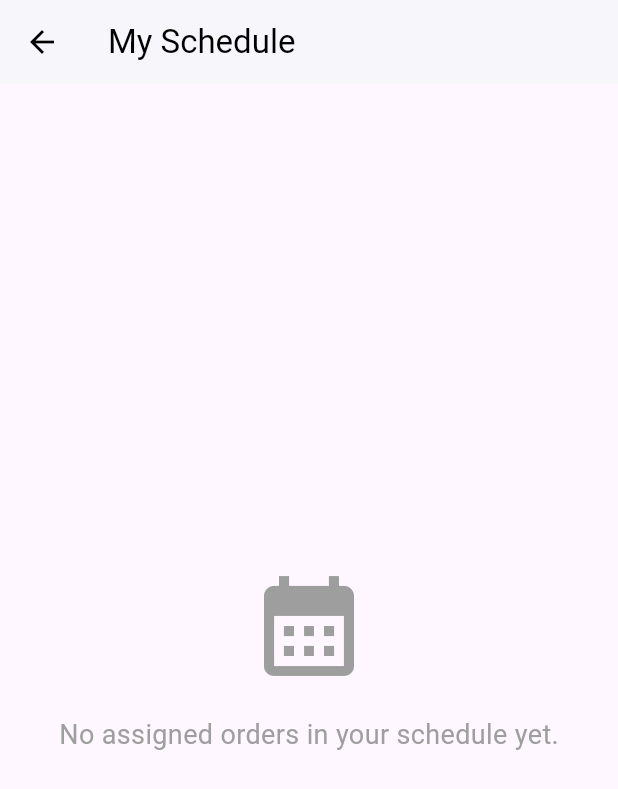
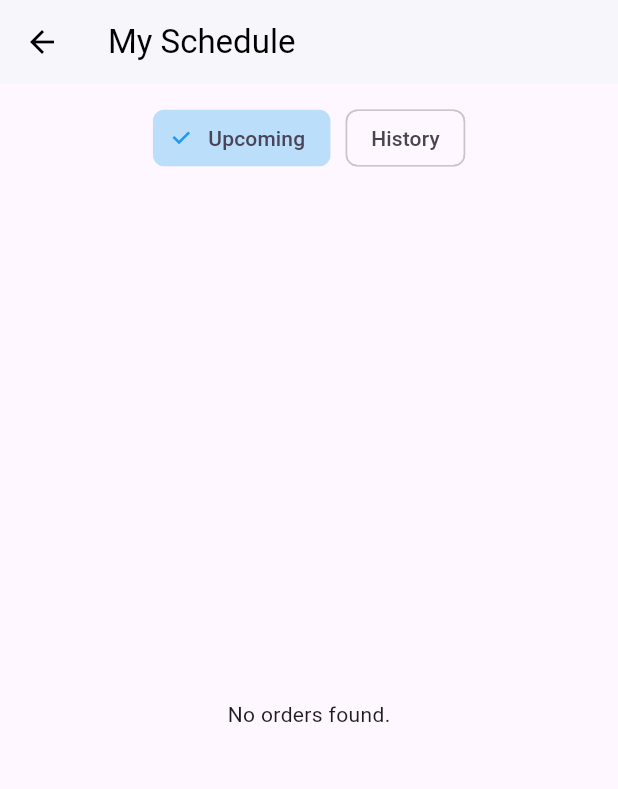
Before and after one commit to momna-ahmad/homifix-app, a Flutter app: the ProfessionalSchedule screen opened directly with empty values, on a phone screen of 412 x 824 dp. Shown: the top 789 px of the screen. Run offline on Flutter 3.47's test engine with Material 3 defaults, Android fonts, the phone set to English and light mode, and no system bars; our stand-ins replace cloud_firestore, firebase_analytics, firebase_auth, firebase_core, firebase_messaging, flutter_dotenv and 12 more; accounts and stored records are empty.

Commit message:
imporoved scheduleOrdersPage

```diff
--- a/lib/professionalSchedule.dart
+++ b/lib/professionalSchedule.dart
@@ -50,31 +50,28 @@ void _scheduleOrderReminder ({
 
 //widget code
 
-class ProfessionalSchedule extends StatelessWidget {
-  final String userId; // Parameter to receive the professional's user ID
+class ProfessionalSchedule extends StatefulWidget {
+  final String userId;
 
   const ProfessionalSchedule({super.key, required this.userId});
 
-  // Helper function to fetch the user document from Firestore
+  @override
+  State<ProfessionalSchedule> createState() => _ProfessionalScheduleState();
+}
+class _ProfessionalScheduleState extends State<ProfessionalSchedule> {
+  String selectedFilter = 'upcoming'; // 'upcoming' or 'history'
+
   Future<DocumentSnapshot<Map<String, dynamic>>> _fetchUserOrders() {
-    return FirebaseFirestore.instance.collection('users').doc(userId).get();
+    return FirebaseFirestore.instance.collection('users').doc(widget.userId).get();
   }
 
-  // Helper function to parse date and time strings into a single DateTime object for sorting
   static DateTime? _parseDateTime(String? dateString, String? timeString) {
-    if (dateString == null || timeString == null) {
-      return null; // Cannot parse if parts are missing
-    }
+    if (dateString == null || timeString == null) return null;
     try {
-      // Combines date and time strings (e.g., "2025-06-10" + "10:30 AM")
-      final String dateTimeCombined = '$dateString $timeString';
-      // Parses the combined string into a DateTime object
-      // "yyyy-MM-dd" for date part, "hh:mm a" for 12-hour time with AM/PM
-      return DateFormat("yyyy-MM-dd hh:mm a").parse(dateTimeCombined);
+      return DateFormat("yyyy-MM-dd hh:mm a").parse('$dateString $timeString');
     } catch (e) {
-      // Print error if parsing fails, useful for debugging inconsistent data formats
-      print('Error parsing date/time "$dateString $timeString": $e');
-      return null; // Return null if parsing fails
+      print('Error parsing: $e');
+      return null;
     }
   }
 
@@ -82,126 +79,114 @@ class ProfessionalSchedule extends StatelessWidget {
   Widget build(BuildContext context) {
     return Scaffold(
       appBar: AppBar(
-        title: const Text(
-          'My Schedule',
-          style: TextStyle(color: Colors.black),
-        ),
-        centerTitle: false, // Aligns title to the left
+        title: const Text('My Schedule', style: TextStyle(color: Colors.black)),
         backgroundColor: Colors.white,
-        iconTheme: const IconThemeData(color: Colors.black), // back button & icons
-        elevation: 1, // optional subtle shadow
+        iconTheme: const IconThemeData(color: Colors.black),
+        elevation: 1,
       ),
 
-      body: FutureBuilder<DocumentSnapshot<Map<String, dynamic>>>(
-        future: _fetchUserOrders(), // Call the async function to get user data
-        builder: (context, snapshot) {
-          // --- 1. Error Handling ---
-          if (snapshot.hasError) {
-            return Center(
-              child: Text(
-                'Error: ${snapshot.error}',
-                style: const TextStyle(color: Colors.red, fontSize: 16),
-              ),
-            );
-          }
-
-          // --- 2. Loading State ---
-          if (snapshot.connectionState == ConnectionState.waiting) {
-            return const Center(
-              child: CircularProgressIndicator(
-                valueColor: AlwaysStoppedAnimation<Color>(Colors.blueAccent),
-              ),
-            );
-          }
-
-          // --- 3. No User Data / User Not Found ---
-          if (!snapshot.hasData || !snapshot.data!.exists || snapshot.data!.data() == null) {
-            return const Center(
-              child: Column(
+      body: Column(
+        children: [
+          // --- Filter Buttons ---
+          Padding(
+            padding: const EdgeInsets.all(12.0),
+            child: Row(
               mainAxisAlignment: MainAxisAlignment.center,
               children: [
-                  Icon(Icons.person_off, size: 80, color: Colors.grey),
-                  SizedBox(height: 20),
-                  Text(
-                    'Professional profile not found or no data available.',
-                    style: TextStyle(fontSize: 18, color: Colors.grey),
+                FilterChip(
+                  label: const Text('Upcoming'),
+                  selected: selectedFilter == 'upcoming',
+                  onSelected: (_) {
+                    setState(() {
+                      selectedFilter = 'upcoming';
+                    });
+                  },
+                  selectedColor: Colors.blue.shade100,
+                  checkmarkColor: Colors.blue,
+                ),
+                const SizedBox(width: 10),
+                FilterChip(
+                  label: const Text('History'),
+                  selected: selectedFilter == 'history',
+                  onSelected: (_) {
+                    setState(() {
+                      selectedFilter = 'history';
+                    });
+                  },
+                  selectedColor: Colors.blue.shade100,
+                  checkmarkColor: Colors.blue,
                 ),
               ],
             ),
-            );
+          ),
+
+          // --- Orders List ---
+          Expanded(
+            child: FutureBuilder<DocumentSnapshot<Map<String, dynamic>>>(
+              future: _fetchUserOrders(),
+              builder: (context, snapshot) {
+                if (snapshot.hasError) {
+                  return const Center(child: Text('Error loading data'));
+                }
+                if (snapshot.connectionState == ConnectionState.waiting) {
+                  return const Center(child: CircularProgressIndicator());
                 }
 
-          // --- 4. Extracting and Sorting Orders ---
-          final userData = snapshot.data!.data()!;
-          // Safely get the 'assignedOrders' array (or whatever field name you use)
-          final List<dynamic> rawOrders = userData['orders'] ?? [];
+                final userData = snapshot.data?.data();
+                final List<dynamic> rawOrders = userData?['orders'] ?? [];
+                List<Map<String, dynamic>> orders = rawOrders.whereType<Map<String, dynamic>>().toList();
 
-          // Cast to List<Map<String, dynamic>> and filter out any non-map items
-          List<Map<String, dynamic>> orders = rawOrders
-              .whereType<Map<String, dynamic>>() // Ensures only maps are processed
-              .toList();
-
-          if (orders.isEmpty) {
-            return const Center(
-              child: Column(
-                mainAxisAlignment: MainAxisAlignment.center,
-                children: [
-                  Icon(Icons.calendar_month, size: 80, color: Colors.grey),
-                  SizedBox(height: 20),
-                  Text(
-                    'No assigned orders in your schedule yet.',
-                    style: TextStyle(fontSize: 18, color: Colors.grey),
-                  ),
-                ],
-              ),
-            );
-          }
-
-          // Sort the orders list by date and time
+                // Sort by date
                 orders.sort((a, b) {
-            final DateTime? dateTimeA = _parseDateTime(a['date'] as String?, a['time'] as String?);
-            final DateTime? dateTimeB = _parseDateTime(b['date'] as String?, b['time'] as String?);
-
-            // Handle cases where parsing fails (e.g., missing or invalid date/time strings)
-            // Nulls will be treated as later, pushing them to the end of the sorted list
-            if (dateTimeA == null && dateTimeB == null) return 0;
-            if (dateTimeA == null) return 1; // 'a' comes after 'b' (a is null)
-            if (dateTimeB == null) return -1; // 'a' comes before 'b' (b is null)
-
-            // Actual comparison of valid DateTime objects
+                  final dateTimeA = _parseDateTime(a['date'], a['time']);
+                  final dateTimeB = _parseDateTime(b['date'], b['time']);
+                  if (dateTimeA == null) return 1;
+                  if (dateTimeB == null) return -1;
                   return dateTimeA.compareTo(dateTimeB);
                 });
 
-          // --- 5. Displaying the Sorted Schedule ---
-          return ListView.separated(
-            padding: const EdgeInsets.all(16.0),
-            itemCount: orders.length,
-            separatorBuilder: (context, index) => const SizedBox(height: 12), // Space between cards
+                // Filter orders
+                final now = DateTime.now();
+                List<Map<String, dynamic>> filteredOrders = orders.where((order) {
+                  final orderDateTime = _parseDateTime(order['date'], order['time']);
+                  if (orderDateTime == null) return false;
+                  if (selectedFilter == 'upcoming') {
+                    return orderDateTime.isAfter(now);
+                  } else {
+                    return orderDateTime.isBefore(now);
+                  }
+                }).toList();
+
+                if (filteredOrders.isEmpty) {
+                  return const Center(child: Text('No orders found.'));
+                }
+
+                return ListView.builder(
+                  padding: const EdgeInsets.all(16),
+                  itemCount: filteredOrders.length,
                   itemBuilder: (context, index) {
-              final order = orders[index];
-              // Safely extract data with fallbacks
-              final String service = order['service'] as String? ?? 'N/A Service';
-              final String date = order['date'] as String? ?? 'N/A Date';
-              final String time = order['time'] as String? ?? 'N/A Time';
-              final String status = order['completionStatus'] as String? ?? 'Unknown';
-              final String price = (order['price'] ?? 'N/A').toString(); // Convert price to string if it's a number
+                    final order = filteredOrders[index];
+                    final String service = order['service'] ?? 'N/A Service';
+                    final String date = order['date'] ?? 'N/A Date';
+                    final String time = order['time'] ?? 'N/A Time';
+                    final String status = order['completionStatus'] ?? 'Unknown';
+                    final String price = (order['price'] ?? 'N/A').toString();
                     final Map<String, dynamic> locationMap = order['location'] ?? {};
                     final String location = locationMap['address'] ?? 'N/A';
                     final double? lat = locationMap['lat'];
                     final double? lng = locationMap['lng'];
 
-              //for notification
+                    // Schedule notification
                     final DateTime? orderDateTime = _parseDateTime(order['date'], order['time']);
-
-              if (orderDateTime != null) {
+                    if (orderDateTime != null && selectedFilter == 'upcoming') {
                       _scheduleOrderReminder(
                         service: service,
                         scheduledDateTime: orderDateTime,
-                  id: index, // Or use a unique ID like order.hashCode
+                        id: index,
                       );
                     }
 
-              // Determine display properties based on status
+                    // Set status color/icon
                     Color statusColor;
                     IconData statusIcon;
                     switch (status.toLowerCase()) {
@@ -223,30 +208,24 @@ class ProfessionalSchedule extends StatelessWidget {
                     }
 
                     return Card(
-                elevation: 5, // Nice shadow effect
-                shape: RoundedRectangleBorder(
-                  borderRadius: BorderRadius.circular(15), // Rounded corners for the card
-                ),
+                      margin: const EdgeInsets.only(bottom: 12),
+                      elevation: 5,
+                      shape: RoundedRectangleBorder(borderRadius: BorderRadius.circular(15)),
                       child: Padding(
-                  padding: const EdgeInsets.all(16.0),
+                        padding: const EdgeInsets.all(16),
                         child: Column(
                           crossAxisAlignment: CrossAxisAlignment.start,
                           children: [
                             Row(
                               mainAxisAlignment: MainAxisAlignment.spaceBetween,
                               children: [
-                          // Service Name
                                 Expanded(
-                            child: Text(
-                              service,
+                                  child: Text(service,
                                     style: Theme.of(context).textTheme.headlineSmall?.copyWith(
                                         fontWeight: FontWeight.bold,
-                                color: Colors.blue.shade800,
-                              ),
-                              overflow: TextOverflow.ellipsis, // Prevents text overflow
+                                        color: Colors.blue.shade800),
                                   ),
                                 ),
-                          // Status Badge
                                 Container(
                                   padding: const EdgeInsets.symmetric(horizontal: 8, vertical: 4),
                                   decoration: BoxDecoration(
@@ -257,8 +236,7 @@ class ProfessionalSchedule extends StatelessWidget {
                                     children: [
                                       Icon(statusIcon, size: 18, color: statusColor),
                                       const SizedBox(width: 6),
-                                Text(
-                                  status,
+                                      Text(status,
                                         style: TextStyle(
                                           color: statusColor,
                                           fontWeight: FontWeight.w600,
@@ -270,78 +248,55 @@ class ProfessionalSchedule extends StatelessWidget {
                                 ),
                               ],
                             ),
-                      const Divider(height: 16, thickness: 0.8, color: Colors.grey),
-                      // Customer Name
+                            const Divider(height: 16),
                             Row(
-                        crossAxisAlignment: CrossAxisAlignment.start,
                               children: [
                                 const Icon(Icons.location_pin, size: 20, color: Colors.blueGrey),
-                          const SizedBox(width: 10),
-                          Flexible(
-                            child: Text(
-                              'Location: $location',
+                                const SizedBox(width: 8),
+                                Expanded(
+                                  child: Text('Location: $location',
                                     style: Theme.of(context).textTheme.titleMedium,
-                              overflow: TextOverflow.ellipsis,
-                              maxLines: 2,
                                   ),
                                 ),
                               ],
                             ),
-
                             const SizedBox(height: 8),
-                      // Date & Time
                             Wrap(
-                        spacing: 16, // space between date and time blocks
-                        runSpacing: 8, // vertical spacing if it wraps
+                              spacing: 16,
+                              runSpacing: 8,
                               children: [
                                 Row(
                                   children: [
                                     const Icon(Icons.calendar_today, size: 20, color: Colors.blueGrey),
                                     const SizedBox(width: 4),
-                              Text(
-                                'Date: $date',
-                                style: Theme.of(context).textTheme.bodyLarge,
-                              ),
+                                    Text('Date: $date', style: Theme.of(context).textTheme.bodyLarge),
                                   ],
                                 ),
                                 Row(
                                   children: [
                                     const Icon(Icons.access_time, size: 20, color: Colors.blueGrey),
                                     const SizedBox(width: 4),
-                              Text(
-                                'Time: $time',
-                                style: Theme.of(context).textTheme.bodyLarge,
-                              ),
+                                    Text('Time: $time', style: Theme.of(context).textTheme.bodyLarge),
                                   ],
                                 ),
                               ],
                             ),
-
-
                             const SizedBox(height: 8),
-                      // Price
                             Row(
                               children: [
                                 const Icon(Icons.payments, size: 20, color: Colors.blueGrey),
                                 const SizedBox(width: 10),
-                          Flexible(
-                            child: Text(
-                              'Price: Rs. $price',
-                              style: Theme.of(context)
-                                  .textTheme
-                                  .bodyLarge
-                                  ?.copyWith(fontWeight: FontWeight.bold),
-                              overflow: TextOverflow.ellipsis,
-                            ),
+                                Text('Price: Rs. $price',
+                                  style: Theme.of(context).textTheme.bodyLarge?.copyWith(fontWeight: FontWeight.bold),
                                 ),
                               ],
                             ),
                             const SizedBox(height: 12),
+                            if (selectedFilter == 'upcoming' && lat != null && lng != null)
                               Align(
                                 alignment: Alignment.centerRight,
                                 child: ElevatedButton.icon(
-                          onPressed: (lat != null && lng != null)
-                              ? () {
+                                  onPressed: () {
                                     Navigator.push(
                                       context,
                                       MaterialPageRoute(
@@ -352,13 +307,8 @@ class ProfessionalSchedule extends StatelessWidget {
                                         ),
                                       ),
                                     );
-                          }
-                          : null,
-                          icon: const Icon(
-                            Icons.map,
-                            color: Colors.white,
-                          ),
-
+                                  },
+                                  icon: const Icon(Icons.map, color: Colors.white),
                                   label: const Text('View Route'),
                                   style: ElevatedButton.styleFrom(
                                     backgroundColor: Colors.blue.shade800,
@@ -368,28 +318,17 @@ class ProfessionalSchedule extends StatelessWidget {
                                   ),
                                 ),
                               ),
-
-
-                      // You can add action buttons (e.g., "Start Service", "Contact Customer") here
-                      // Align(
-                      //   alignment: Alignment.bottomRight,
-                      //   child: TextButton(
-                      //     onPressed: () {
-                      //       // Action for this specific order
-                      //     },
-                      //     child: const Text('View Details'),
-                      //   ),
-                      // ),
                           ],
                         ),
                       ),
                     );
-
-
                   },
                 );
               },
             ),
+          ),
+        ],
+      ),
     );
   }
 }
```
Also changed, not shown: pubspec.lock. Lines whose indentation alone changed are shown as unchanged.
